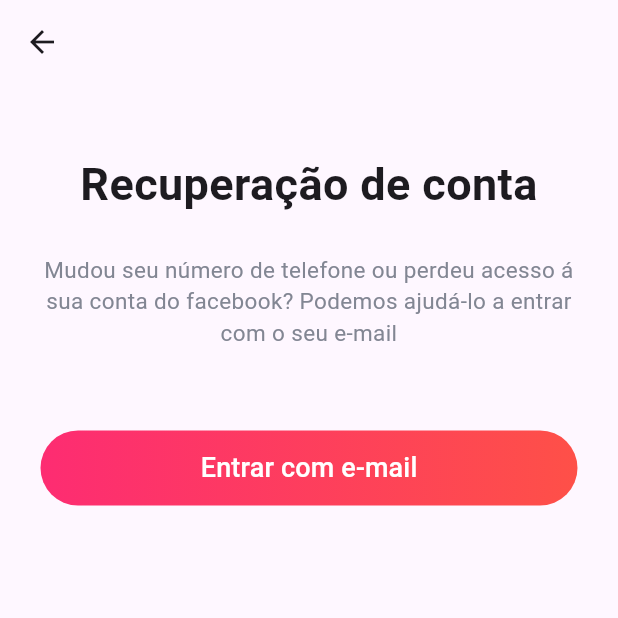
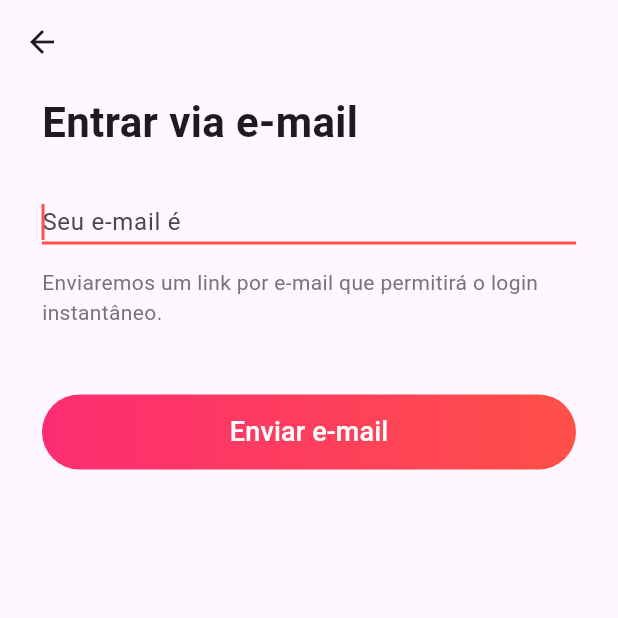
Before and after one commit to YLeall/tinder_clone, a Flutter app: the ProblemSignInScreen screen opened by its route, after a tap on "Entrar com e-mail", on a phone screen of 412 x 824 dp, the top half of it. Run offline on Flutter 3.47's test engine with Material 3 defaults, Android fonts, the phone set to English and light mode, and no system bars; our stand-ins replace get.

Commit message:
init_screen_insert_email_problem_sign_in

```diff
--- a/lib/src/page_routes/app_pages.dart
+++ b/lib/src/page_routes/app_pages.dart
@@ -1,6 +1,7 @@
 import 'package:get/get.dart';
 import 'package:tinder_clone/src/pages/auth/view/auth_number_otp_screen.dart';
 import 'package:tinder_clone/src/pages/auth/view/auth_number_screen.dart';
+import 'package:tinder_clone/src/pages/auth/view/insert_email_problem_sign_in_screen.dart';
 import 'package:tinder_clone/src/pages/auth/view/insert_email_screen.dart';
 import 'package:tinder_clone/src/pages/auth/view/insert_name_screen.dart';
 import 'package:tinder_clone/src/pages/auth/view/problem_sign_in_screen.dart';
@@ -37,6 +38,10 @@ abstract class AppPages {
       name: PagesRoutes.welcomeRoute,
       page: () => const WelcomeScreen(),
     ),
+    GetPage(
+      name: PagesRoutes.insertEmailProblemSignInRoute,
+      page: () => const InsertEmailProblemSignInScreen(),
+    ),
   ];
 }
 
@@ -44,6 +49,7 @@ abstract class PagesRoutes {
   static const String baseRoute = '/';
   static const String signInRoute = '/signIn';
   static const String problemSignInRoute = '/problemSignIn';
+  static const String insertEmailProblemSignInRoute = '/insertEmailProblemSignIn';
   static const String authNumberRoute = '/authNumber';
   static const String authNumberOtpRoute = '/authNumberOtp';
   static const String insertNameRoute = '/insertName';
--- /dev/null
+++ b/lib/src/pages/auth/view/insert_email_problem_sign_in_screen.dart
@@ -0,0 +1,66 @@
+import 'package:flutter/material.dart';
+import 'package:tinder_clone/src/pages/commom_widgets/custom_button.dart';
+
+class InsertEmailProblemSignInScreen extends StatelessWidget {
+  const InsertEmailProblemSignInScreen({super.key});
+
+  @override
+  Widget build(BuildContext context) {
+    return Scaffold(
+      appBar: AppBar(),
+      body: Padding(
+        padding: const EdgeInsets.only(
+          top: 5,
+          right: 28,
+          left: 28,
+        ),
+        child: Column(
+          crossAxisAlignment: CrossAxisAlignment.stretch,
+          children: [
+            const Text(
+              'Entrar via e-mail',
+              style: TextStyle(
+                fontWeight: FontWeight.bold,
+                fontSize: 28,
+              ),
+            ),
+            const SizedBox(
+              height: 35,
+            ),
+            const TextField(
+              decoration: InputDecoration(
+                hintText: 'Seu e-mail é',
+                isDense: true,
+                contentPadding: EdgeInsets.fromLTRB(0, 0, 0, 3.0),
+                focusedBorder: UnderlineInputBorder(
+                  borderSide: BorderSide(
+                    color: Color(0xFFFE5048),
+                    width: 2,
+                  ),
+                ),
+              ),
+              cursorColor: Color(0xFFFE5048),
+              autofocus: true,
+            ),
+            const SizedBox(
+              height: 15,
+            ),
+            Text(
+              'Enviaremos um link por e-mail que permitirá o login instantâneo.',
+              style: TextStyle(
+                color: Colors.grey.shade600,
+              ),
+            ),
+            const SizedBox(
+              height: 45,
+            ),
+            CustomButton(
+              label: 'Enviar e-mail',
+              onPressed: () {},
+            ),
+          ],
+        ),
+      ),
+    );
+  }
+}
--- a/lib/src/pages/auth/view/problem_sign_in_screen.dart
+++ b/lib/src/pages/auth/view/problem_sign_in_screen.dart
@@ -1,4 +1,6 @@
 import 'package:flutter/material.dart';
+import 'package:get/get.dart';
+import 'package:tinder_clone/src/page_routes/app_pages.dart';
 import 'package:tinder_clone/src/pages/commom_widgets/custom_button.dart';
 
 class ProblemSignInScreen extends StatelessWidget {
@@ -45,7 +47,9 @@ class ProblemSignInScreen extends StatelessWidget {
             ),
             CustomButton(
               label: 'Entrar com e-mail',
-              onPressed: () {},
+              onPressed: () {
+                Get.toNamed(PagesRoutes.insertEmailProblemSignInRoute);
+              },
             ),
           ],
         ),
```
